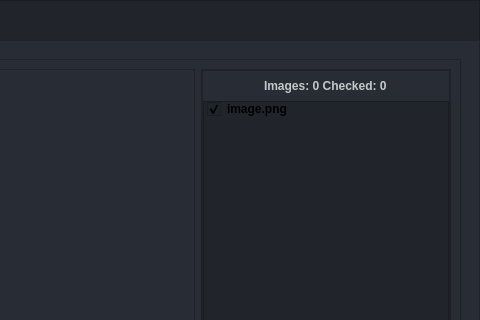
Above: UI/ui_main.ui from Mohamab29/FracSegment before the change; both pictures show x 520 to 1000 and y 0 to 320 of the 1000 by 660 pixel window. Below: the same form after it.
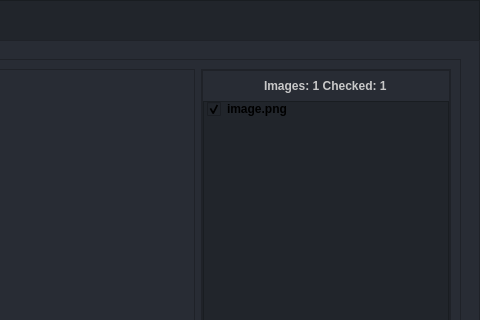
That is the form after the change. The open tabs and pages were chosen to show the change. Icons and pictures are not drawn.

Commit message: label page calculation fixing

```diff
--- a/UI/ui_main.ui
+++ b/UI/ui_main.ui
@@ -1584,7 +1584,7 @@
                           <string notr="true">QLabel {color: rgb(200, 200, 200)}</string>
                          </property>
                          <property name="text">
-                          <string>Images: 0 Checked: 0</string>
+                          <string>Images: 1 Checked: 1</string>
                          </property>
                         </widget>
                        </item>
```
The commit also changes 1 other file.
